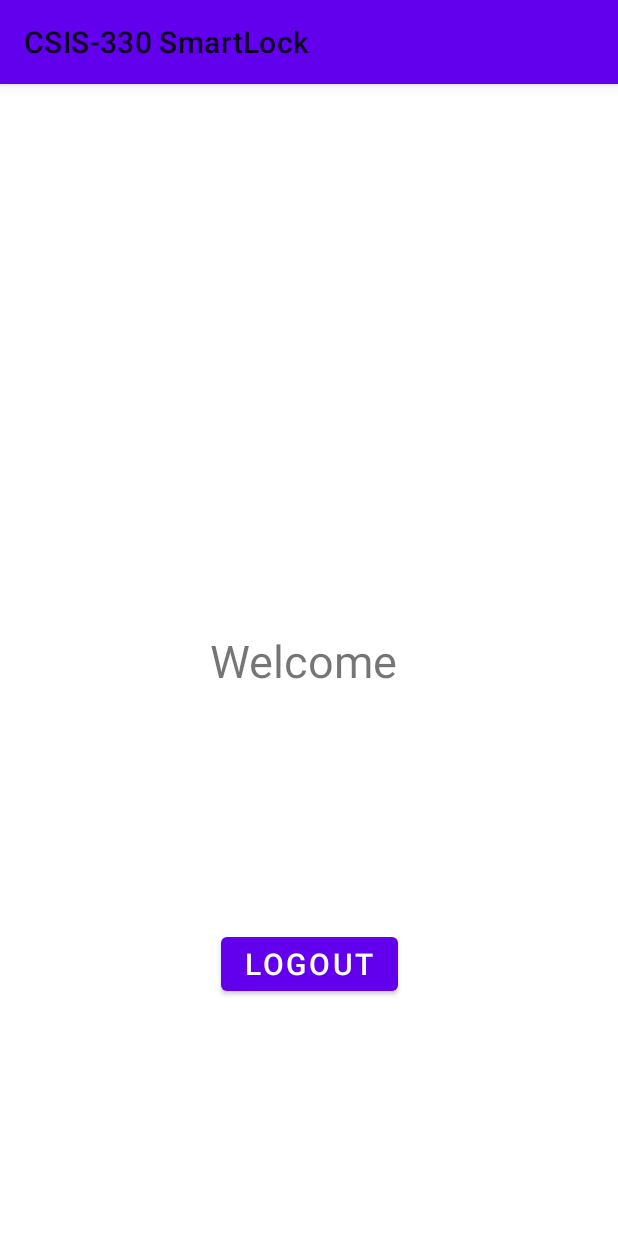
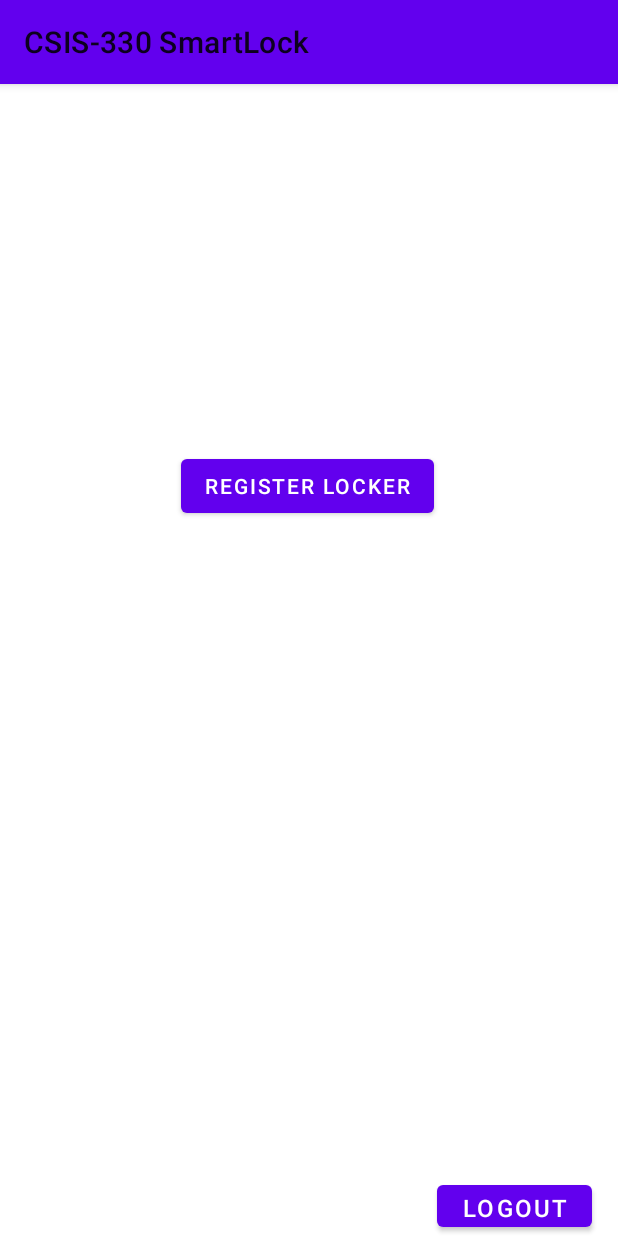
Before and after one commit to MohannedOdeh/Smartlock, an Android app: the screen it shows after launch once a user with an empty profile is signed in (MainActivity), on a phone screen of 412 x 824 dp. Run offline under Robolectric (Android 15) with nearby library versions, the phone set to English and light mode, and no system bars; our stand-ins replace Firebase (no records; nobody signed in at launch, a user with empty details on screens opened directly); libraries missing offline, so code that uses them is left out: com.vishnusivadas.advanced_httpurlconnection.

Commit message:
Added LockerRegistration page with a spinner

```diff
--- a/app/build.gradle
+++ b/app/build.gradle
@@ -35,9 +35,9 @@ dependencies {
     implementation 'androidx.appcompat:appcompat:1.2.0'
     implementation 'com.google.android.material:material:1.3.0'
     implementation 'androidx.constraintlayout:constraintlayout:2.0.4'
-    implementation 'com.google.firebase:firebase-auth:19.2.0'
-    implementation 'com.google.firebase:firebase-firestore:22.1.1'
-    testImplementation 'junit:junit:4.+'
+    implementation 'com.google.firebase:firebase-auth:20.0.3'
+    implementation 'com.google.firebase:firebase-firestore:22.1.2'
+    testImplementation 'junit:junit:4.13.2'
     androidTestImplementation 'androidx.test.ext:junit:1.1.2'
     androidTestImplementation 'androidx.test.espresso:espresso-core:3.3.0'
     implementation 'androidx.multidex:multidex:2.0.1'
--- a/app/src/main/java/com/example/csis_330smartlock/MainActivity.java
+++ b/app/src/main/java/com/example/csis_330smartlock/MainActivity.java
@@ -31,13 +31,12 @@ public class MainActivity extends AppCompatActivity {
         setContentView(R.layout.activity_main);
 
         logout = findViewById(R.id.btnLogout);
-        welcome = findViewById(R.id.welcome);
         mAuth = FirebaseAuth.getInstance();
 
-        if (mAuth.getCurrentUser() != null) {
-            FirebaseUser currentUser = mAuth.getCurrentUser();
-            welcome.setText("Welcome " + currentUser.getDisplayName());
-        }
+//        if (mAuth.getCurrentUser() != null) {
+//            FirebaseUser currentUser = mAuth.getCurrentUser();
+//            welcome.setText("Welcome " + currentUser.getDisplayName());
+//        }
 
         logout.setOnClickListener(new View.OnClickListener() {
             @Override
@@ -49,4 +48,9 @@ public class MainActivity extends AppCompatActivity {
             }
         });
     }
+
+    public void toLockers (View view) {
+        Intent intent = new Intent(this, LockerRegistration.class);
+        startActivity(intent);
+    }
 }
--- a/app/src/main/res/layout/activity_main.xml
+++ b/app/src/main/res/layout/activity_main.xml
@@ -6,26 +6,26 @@
     android:layout_height="match_parent"
     tools:context=".MainActivity">
 
-    <TextView
-        android:id="@+id/welcome"
+    <com.google.android.material.button.MaterialButton
         android:layout_width="wrap_content"
         android:layout_height="wrap_content"
-        android:text="Welcome"
-        android:textSize="30sp"
-        app:layout_constraintBottom_toBottomOf="parent"
-        app:layout_constraintLeft_toLeftOf="parent"
-        app:layout_constraintRight_toRightOf="parent"
-        app:layout_constraintTop_toTopOf="parent" />
+        android:layout_marginTop="244dp"
+        android:text="Register Locker"
+        app:layout_constraintEnd_toEndOf="parent"
+        app:layout_constraintHorizontal_bias="0.497"
+        app:layout_constraintStart_toStartOf="parent"
+        app:layout_constraintTop_toTopOf="parent"
+        android:onClick="toLockers"/>
 
     <com.google.android.material.button.MaterialButton
         android:id="@+id/btnLogout"
-        android:layout_width="wrap_content"
-        android:layout_height="wrap_content"
+        android:layout_width="103dp"
+        android:layout_height="40dp"
         android:text="@string/logout"
-        android:textSize="20sp"
+        android:textSize="16sp"
         app:layout_constraintBottom_toBottomOf="parent"
         app:layout_constraintEnd_toEndOf="parent"
-        app:layout_constraintStart_toStartOf="parent"
-        app:layout_constraintTop_toBottomOf="@+id/welcome" />
+        app:layout_constraintHorizontal_bias="0.944"
+        app:layout_constraintStart_toStartOf="parent" />
 
 </androidx.constraintlayout.widget.ConstraintLayout>
```
Also changed, not shown: app/src/main/AndroidManifest.xml (+10 -10 lines), app/src/main/java/com/example/csis_330smartlock/LockerRegistration.java (added, +212 -0 lines), app/src/main/res/layout/activity_locker_registration.xml (added, +64 -0 lines).
